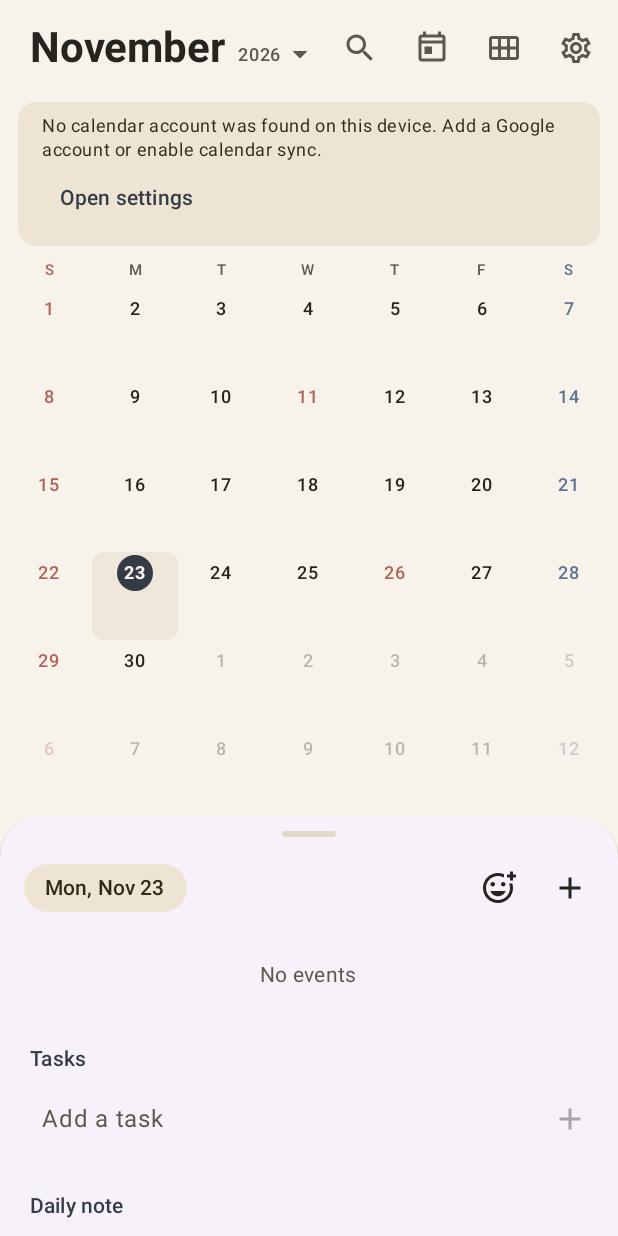
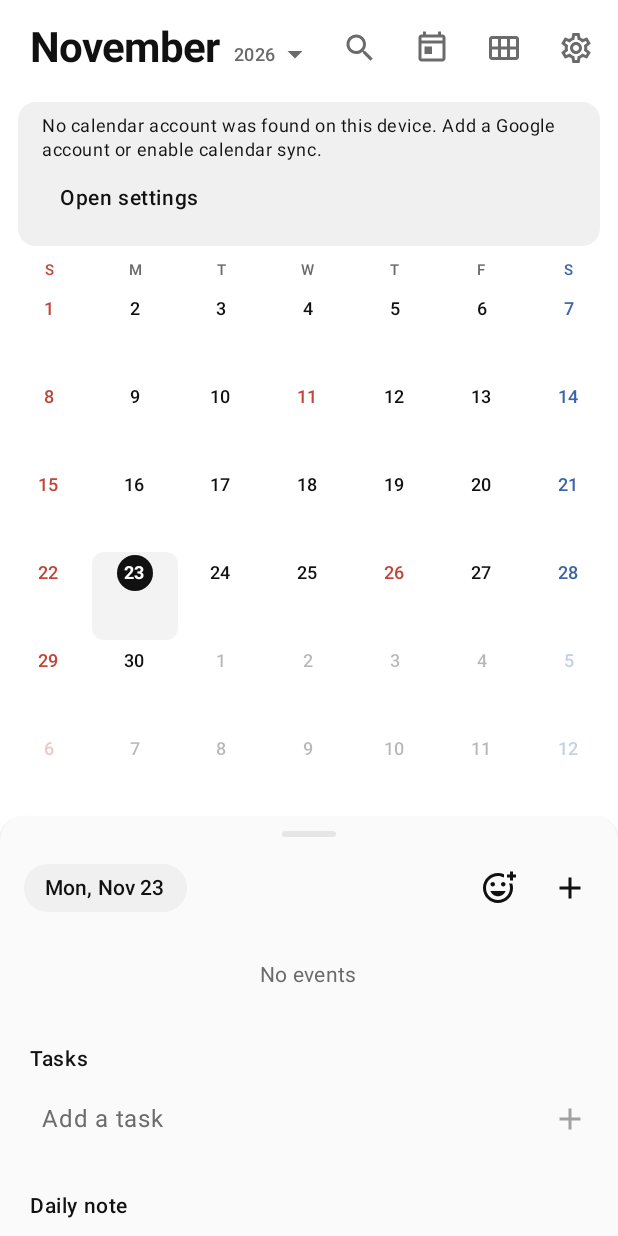
Before and after one commit to souru67-dot/gh_test_repo, an Android app built with Jetpack Compose: the screen it shows after launch (MainActivity), on a phone screen of 412 x 824 dp. Run offline under Robolectric (Android 15) with nearby library versions, the phone set to English and light mode, and no system bars; libraries missing offline, so code that uses them is left out: androidx.glance, androidx.glance.appwidget, com.android.billingclient; 15 statements that could not run were skipped.

Commit message:
design: アプリ全体を白と黒を基調としたモノクロームに刷新
- テーマを「白い紙と黒い墨」に統一。全Material色ロールを明示し、シート・
  ダイアログ・メニューに標準の薄紫が混ざらないように（ダークは漆黒）
- 季節のテーマパック/カスタムは白黒の紙の上で「墨の色」だけが変わる方式に
  （機能・設定項目は従来どおり）
- 日曜・祝日の赤、土曜の青だけは視認性のため残し、澄んだ色味に調整
- 見出しを詰め気味の太字、ラベルにわずかな字間を入れた端正な文字組みに
- 角丸を全体に小さくしてシャープに。予定チップは無彩色の地＋カレンダー色の印
- 期限切れToDoの強調はアクセント色ではなく赤(error)に
- 起動時・画面遷移で背景が一瞬色付かないようウィンドウ背景を白/黒に

Co-Authored-By: Claude Opus 5.5 <noreply@anthropic.com>
Claude-Session: https://claude.ai/code/session_0179icErXwPdFdgioC6p5f9V

```diff
--- a/app/src/main/java/com/souru/koyomi/ui/month/MonthGrid.kt
+++ b/app/src/main/java/com/souru/koyomi/ui/month/MonthGrid.kt
@@ -709,8 +709,8 @@ private fun DraggableEventChip(
 }
 
 /**
- * こよみの chip language: a left color notch on a lightly tinted body, with
- * theme-colored text — legible in both themes and visually our own.
+ * こよみの chip language: a calendar-color notch on a neutral ink-wash body
+ * — the grid stays black and white, the notch alone says which calendar.
  */
 @Composable
 private fun EventChipBody(event: EventInstance, dimmed: Boolean, ghosted: Boolean = false) {
@@ -725,8 +725,8 @@ private fun EventChipBody(event: EventInstance, dimmed: Boolean, ghosted: Boolea
             .fillMaxWidth()
             .height(androidx.compose.foundation.layout.IntrinsicSize.Min)
             .background(
-                solid.copy(alpha = 0.15f * strength),
-                RoundedCornerShape(3.dp),
+                MaterialTheme.colorScheme.onSurface.copy(alpha = 0.06f * strength),
+                RoundedCornerShape(2.dp),
             ),
     ) {
         Box(
@@ -735,7 +735,7 @@ private fun EventChipBody(event: EventInstance, dimmed: Boolean, ghosted: Boolea
                 .fillMaxHeight()
                 .background(
                     solid.copy(alpha = strength),
-                    RoundedCornerShape(topStart = 3.dp, bottomStart = 3.dp),
+                    RoundedCornerShape(topStart = 2.dp, bottomStart = 2.dp),
                 ),
         )
         Text(
--- a/app/src/main/java/com/souru/koyomi/ui/settings/SettingsScreen.kt
+++ b/app/src/main/java/com/souru/koyomi/ui/settings/SettingsScreen.kt
@@ -473,7 +473,7 @@ private fun ThemePackRow(
     ) {
         RadioButton(selected = selected, onClick = onClick)
         Row(modifier = Modifier.padding(start = 4.dp, end = 10.dp)) {
-            for (color in listOf(scheme.surface, scheme.primary, scheme.tertiary)) {
+            for (color in listOf(scheme.surface, scheme.primaryContainer, scheme.primary)) {
                 Box(
                     modifier = Modifier
                         .padding(end = 4.dp)
@@ -669,7 +669,7 @@ private fun CustomThemeSection(
     ) {
         RadioButton(selected = selected, onClick = onSelect)
         Row(modifier = Modifier.padding(start = 4.dp, end = 10.dp)) {
-            for (swatch in listOf(scheme.surface, scheme.primary, scheme.tertiary)) {
+            for (swatch in listOf(scheme.surface, scheme.primaryContainer, scheme.primary)) {
                 Box(
                     modifier = Modifier
                         .padding(end = 4.dp)
--- a/app/src/main/java/com/souru/koyomi/ui/tasks/TasksScreen.kt
+++ b/app/src/main/java/com/souru/koyomi/ui/tasks/TasksScreen.kt
@@ -101,7 +101,7 @@ fun TasksScreen(
                     taskSection(
                         key = "overdue",
                         title = { stringResource(R.string.tasks_overdue) },
-                        titleColor = { MaterialTheme.colorScheme.tertiary },
+                        titleColor = { MaterialTheme.colorScheme.error },
                         tasks = state.overdue,
                         showDate = true,
                         viewModel = viewModel,
@@ -227,7 +227,7 @@ private fun TaskListRow(
                     text = subText,
                     style = MaterialTheme.typography.labelSmall,
                     color = if (!task.done && task.dueDate.isBefore(LocalDate.now())) {
-                        MaterialTheme.colorScheme.tertiary
+                        MaterialTheme.colorScheme.error
                     } else {
                         MaterialTheme.colorScheme.onSurfaceVariant
                     },
--- a/app/src/main/java/com/souru/koyomi/ui/theme/Theme.kt
+++ b/app/src/main/java/com/souru/koyomi/ui/theme/Theme.kt
@@ -2,7 +2,10 @@ package com.souru.koyomi.ui.theme
 
 import android.os.Build
 import androidx.compose.foundation.isSystemInDarkTheme
+import androidx.compose.foundation.shape.RoundedCornerShape
+import androidx.compose.material3.ColorScheme
 import androidx.compose.material3.MaterialTheme
+import androidx.compose.material3.Shapes
 import androidx.compose.material3.darkColorScheme
 import androidx.compose.material3.dynamicDarkColorScheme
 import androidx.compose.material3.dynamicLightColorScheme
@@ -10,6 +13,8 @@ import androidx.compose.material3.lightColorScheme
 import androidx.compose.runtime.Composable
 import androidx.compose.runtime.staticCompositionLocalOf
 import androidx.compose.ui.graphics.Color
+import androidx.compose.ui.graphics.lerp
+import androidx.compose.ui.unit.dp
 import androidx.compose.ui.platform.LocalContext
 import com.souru.koyomi.data.ThemePack
 
@@ -22,191 +27,135 @@ data class CalendarColors(
     val saturday: Color,
 )
 
+/** Clean, slightly deep red/blue — the only hues the monochrome UI keeps. */
+private val SundayLight = Color(0xFFC2453A)
+private val SaturdayLight = Color(0xFF3C64A6)
+private val SundayDark = Color(0xFFF08A80)
+private val SaturdayDark = Color(0xFF8FB0E6)
+
 val LocalCalendarColors = staticCompositionLocalOf {
-    CalendarColors(sunday = Color(0xFFB4635A), saturday = Color(0xFF5C7490))
+    CalendarColors(sunday = SundayLight, saturday = SaturdayLight)
 }
 
+// ---------- Monochrome base ----------
+// こよみ is white paper and black ink. Every pack shares the same neutral
+// surfaces (pure white / near-black, no tint); a pack only picks the ink —
+// black/white for 墨, one restrained hue for the seasonal ones — which then
+// drives "today", selections, switches and buttons.
+
+private val Ink = Color(0xFF111111)
+private val Paper = Color(0xFFFFFFFF)
+private val NightPaper = Color(0xFF0B0B0B)
+private val NightInk = Color(0xFFF2F2F2)
+
 /**
- * こよみ brand palette — 墨 (ink), 和紙 (warm paper), 朱 (vermilion accent).
- * Dynamic Color is opt-in from settings; this palette IS the identity.
+ * Builds a full scheme (every Material role, so no stock lavender leaks into
+ * sheets, dialogs or menus) from an optional accent. null = pure 墨.
  */
-internal val KoyomiLightColors = lightColorScheme(
-    primary = Color(0xFF343B46),            // 藍墨 — ink with a blue undertone
-    onPrimary = Color(0xFFF8F3EA),
-    primaryContainer = Color(0xFFDFE3E8),
-    onPrimaryContainer = Color(0xFF1D232B),
-    secondary = Color(0xFF6D6152),
-    secondaryContainer = Color(0xFFEDE4D3),  // 生成り
-    onSecondaryContainer = Color(0xFF33291A),
-    tertiary = Color(0xFFA8503C),            // 朱 — small accents only
-    surface = Color(0xFFF8F3EA),             // 和紙
-    onSurface = Color(0xFF26241F),
-    surfaceVariant = Color(0xFFEFE8DA),
-    onSurfaceVariant = Color(0xFF5D584D),
-    outline = Color(0xFF8A8474),
-    outlineVariant = Color(0xFFE2DAC8),
-)
+private fun monoScheme(dark: Boolean, accent: Color? = null): ColorScheme = if (!dark) {
+    val ink = accent ?: Ink
+    lightColorScheme(
+        primary = ink,
+        onPrimary = Paper,
+        primaryContainer = accent?.let { lerp(Paper, it, 0.14f) } ?: Color(0xFFEDEDED),
+        onPrimaryContainer = Ink,
+        inversePrimary = accent?.let { lerp(it, Paper, 0.45f) } ?: Color(0xFFDADADA),
+        secondary = Color(0xFF3D3D3D),
+        onSecondary = Paper,
+        secondaryContainer = Color(0xFFF0F0F0),
+        onSecondaryContainer = Ink,
+        tertiary = ink,
+        onTertiary = Paper,
+        tertiaryContainer = accent?.let { lerp(Paper, it, 0.14f) } ?: Color(0xFFEDEDED),
+        onTertiaryContainer = Ink,
+        background = Paper,
+        onBackground = Ink,
+        surface = Paper,
+        onSurface = Ink,
+        surfaceVariant = Color(0xFFF3F3F3),
+        onSurfaceVariant = Color(0xFF6B6B6B),
+        surfaceTint = Paper,
+        inverseSurface = Color(0xFF1C1C1C),
+        inverseOnSurface = Color(0xFFF2F2F2),
+        error = SundayLight,
+        onError = Paper,
+        errorContainer = Color(0xFFFBE9E7),
+        onErrorContainer = Color(0xFF5C1A14),
+        outline = Color(0xFF9E9E9E),
+        outlineVariant = Color(0xFFE6E6E6),
+        scrim = Color.Black,
+        surfaceBright = Paper,
+        surfaceDim = Color(0xFFE9E9E9),
+        surfaceContainerLowest = Paper,
+        surfaceContainerLow = Color(0xFFFAFAFA),
+        surfaceContainer = Color(0xFFF6F6F6),
+        surfaceContainerHigh = Color(0xFFF2F2F2),
+        surfaceContainerHighest = Color(0xFFEDEDED),
+    )
+} else {
+    val ink = accent ?: NightInk
+    darkColorScheme(
+        primary = ink,
+        onPrimary = Color.Black,
+        primaryContainer = accent?.let { lerp(NightPaper, it, 0.22f) } ?: Color(0xFF262626),
+        onPrimaryContainer = NightInk,
+        inversePrimary = accent?.let { lerp(it, Color.Black, 0.45f) } ?: Color(0xFF3A3A3A),
+        secondary = Color(0xFFC7C7C7),
+        onSecondary = Color.Black,
+        secondaryContainer = Color(0xFF222222),
+        onSecondaryContainer = NightInk,
+        tertiary = ink,
+        onTertiary = Color.Black,
+        tertiaryContainer = accent?.let { lerp(NightPaper, it, 0.22f) } ?: Color(0xFF262626),
+        onTertiaryContainer = NightInk,
+        background = NightPaper,
+        onBackground = NightInk,
+        surface = NightPaper,
+        onSurface = NightInk,
+        surfaceVariant = Color(0xFF1C1C1C),
+        onSurfaceVariant = Color(0xFFA3A3A3),
+        surfaceTint = NightPaper,
+        inverseSurface = Color(0xFFEDEDED),
+        inverseOnSurface = Color(0xFF161616),
+        error = SundayDark,
+        onError = Color.Black,
+        errorContainer = Color(0xFF4A1A15),
+        onErrorContainer = Color(0xFFFFDAD5),
+        outline = Color(0xFF707070),
+        outlineVariant = Color(0xFF2B2B2B),
+        scrim = Color.Black,
+        surfaceBright = Color(0xFF2A2A2A),
+        surfaceDim = NightPaper,
+        surfaceContainerLowest = Color.Black,
+        surfaceContainerLow = Color(0xFF131313),
+        surfaceContainer = Color(0xFF171717),
+        surfaceContainerHigh = Color(0xFF1E1E1E),
+        surfaceContainerHighest = Color(0xFF262626),
+    )
+}
 
-internal val KoyomiDarkColors = darkColorScheme(
-    primary = Color(0xFFB6C2D0),
-    onPrimary = Color(0xFF20272F),
-    primaryContainer = Color(0xFF3A4450),
-    onPrimaryContainer = Color(0xFFDBE2EA),
-    secondary = Color(0xFFC9BCA5),
-    secondaryContainer = Color(0xFF413A2E),
-    onSecondaryContainer = Color(0xFFEAE0CC),
-    tertiary = Color(0xFFD08A77),
-    surface = Color(0xFF191817),             // 夜の墨
-    onSurface = Color(0xFFEAE4D8),
-    surfaceVariant = Color(0xFF2B2924),
-    onSurfaceVariant = Color(0xFFB3AC9D),
-    outline = Color(0xFF837D6E),
-    outlineVariant = Color(0xFF3B3830),
-)
+/** 墨 — pure black on white (white on black at night). The default. */
+internal val KoyomiLightColors = monoScheme(dark = false)
+internal val KoyomiDarkColors = monoScheme(dark = true)
 
 // ---------- 季節のテーマパック ----------
-// Each pack keeps the こよみ recipe — washi-toned surface, ink-dark text,
-// one restrained accent — and only shifts the hue toward its season.
+// Same white/black paper; only the ink takes on the season's hue.
 
-/** 桜 — cherry-tinted paper with a deep 蘇芳 primary. */
-internal val SakuraLightColors = lightColorScheme(
-    primary = Color(0xFF95566A),
-    onPrimary = Color(0xFFFBF2F1),
-    primaryContainer = Color(0xFFF1DBDF),
-    onPrimaryContainer = Color(0xFF3E212B),
-    secondary = Color(0xFF786369),
-    secondaryContainer = Color(0xFFF0E2DE),
-    onSecondaryContainer = Color(0xFF362A29),
-    tertiary = Color(0xFFA85D48),
-    surface = Color(0xFFFAF3F1),
-    onSurface = Color(0xFF292325),
-    surfaceVariant = Color(0xFFF2E7E4),
-    onSurfaceVariant = Color(0xFF605354),
-    outline = Color(0xFF8F7F80),
-    outlineVariant = Color(0xFFE5D6D3),
-)
+/** 桜 — 蘇芳 ink. */
+internal val SakuraLightColors = monoScheme(false, Color(0xFFA34D66))
+internal val SakuraDarkColors = monoScheme(true, Color(0xFFE6A6B8))
 
-internal val SakuraDarkColors = darkColorScheme(
-    primary = Color(0xFFE0B4C0),
-    onPrimary = Color(0xFF3C232C),
-    primaryContainer = Color(0xFF55353F),
-    onPrimaryContainer = Color(0xFFF5DDE3),
-    secondary = Color(0xFFCDB7B4),
-    secondaryContainer = Color(0xFF453736),
-    onSecondaryContainer = Color(0xFFEEDEDA),
-    tertiary = Color(0xFFDB9481),
-    surface = Color(0xFF1B1718),
-    onSurface = Color(0xFFEBE0DE),
-    surfaceVariant = Color(0xFF2E2728),
-    onSurfaceVariant = Color(0xFFB5A8A6),
-    outline = Color(0xFF857877),
-    outlineVariant = Color(0xFF3D3536),
-)
+/** 若葉 — leaf green ink. */
+internal val WakabaLightColors = monoScheme(false, Color(0xFF3F6E4C))
+internal val WakabaDarkColors = monoScheme(true, Color(0xFF9DCBA8))
 
-/** 若葉 — fresh leaf green on pale straw paper. */
-internal val WakabaLightColors = lightColorScheme(
-    primary = Color(0xFF4A6151),
-    onPrimary = Color(0xFFF4F7F0),
-    primaryContainer = Color(0xFFDCE6DA),
-    onPrimaryContainer = Color(0xFF24322A),
-    secondary = Color(0xFF66705C),
-    secondaryContainer = Color(0xFFE6EBD9),
-    onSecondaryContainer = Color(0xFF2B3122),
-    tertiary = Color(0xFF8A6A34),
-    surface = Color(0xFFF5F6EC),
-    onSurface = Color(0xFF24261F),
-    surfaceVariant = Color(0xFFE9ECDC),
-    onSurfaceVariant = Color(0xFF55594B),
-    outline = Color(0xFF7F8471),
-    outlineVariant = Color(0xFFD9DEC8),
-)
+/** 藍 — indigo ink. */
+internal val AiLightColors = monoScheme(false, Color(0xFF2F4C86))
+internal val AiDarkColors = monoScheme(true, Color(0xFFA3B9E8))
 
-internal val WakabaDarkColors = darkColorScheme(
-    primary = Color(0xFFAFC6B2),
-    onPrimary = Color(0xFF253226),
-    primaryContainer = Color(0xFF3A4A3E),
-    onPrimaryContainer = Color(0xFFD8E6D9),
-    secondary = Color(0xFFC0C9AC),
-    secondaryContainer = Color(0xFF3A4030),
-    onSecondaryContainer = Color(0xFFE2E8D0),
-    tertiary = Color(0xFFD2B077),
-    surface = Color(0xFF171916),
-    onSurface = Color(0xFFE3E6DB),
-    surfaceVariant = Color(0xFF282B24),
-    onSurfaceVariant = Color(0xFFACB2A0),
-    outline = Color(0xFF7B8171),
-    outlineVariant = Color(0xFF363B31),
-)
-
-/** 藍 — indigo ink; 朱 stays as the accent, the classic pairing. */
-internal val AiLightColors = lightColorScheme(
-    primary = Color(0xFF3A4E75),
-    onPrimary = Color(0xFFF2F5FA),
-    primaryContainer = Color(0xFFDCE3F0),
-    onPrimaryContainer = Color(0xFF1C2841),
-    secondary = Color(0xFF5C6474),
-    secondaryContainer = Color(0xFFE2E7F0),
-    onSecondaryContainer = Color(0xFF262C38),
-    tertiary = Color(0xFFA8503C),
-    surface = Color(0xFFF4F5F8),
-    onSurface = Color(0xFF222429),
-    surfaceVariant = Color(0xFFE8EAF0),
-    onSurfaceVariant = Color(0xFF52555E),
-    outline = Color(0xFF7B7F8A),
-    outlineVariant = Color(0xFFD8DCE5),
-)
-
-internal val AiDarkColors = darkColorScheme(
-    primary = Color(0xFFA9BEE4),
-    onPrimary = Color(0xFF1F2A40),
-    primaryContainer = Color(0xFF35435F),
-    onPrimaryContainer = Color(0xFFD9E2F5),
-    secondary = Color(0xFFB9C1D2),
-    secondaryContainer = Color(0xFF363D4B),
-    onSecondaryContainer = Color(0xFFDFE4F0),
-    tertiary = Color(0xFFD08A77),
-    surface = Color(0xFF15171B),
-    onSurface = Color(0xFFDFE2E9),
-    surfaceVariant = Color(0xFF262931),
-    onSurfaceVariant = Color(0xFFA6AAB6),
-    outline = Color(0xFF767A86),
-    outlineVariant = Color(0xFF343842),
-)
-
-/** 紅葉 — autumn amber and persimmon on warm paper. */
-internal val MomijiLightColors = lightColorScheme(
-    primary = Color(0xFF8C4F33),
-    onPrimary = Color(0xFFFBF3EC),
-    primaryContainer = Color(0xFFF1DFD1),
-    onPrimaryContainer = Color(0xFF3B2214),
-    secondary = Color(0xFF79624F),
-    secondaryContainer = Color(0xFFF0E3D2),
-    onSecondaryContainer = Color(0xFF342A1D),
-    tertiary = Color(0xFF9C3E32),
-    surface = Color(0xFFFAF3EA),
-    onSurface = Color(0xFF29241E),
-    surfaceVariant = Color(0xFFF1E7D8),
-    onSurfaceVariant = Color(0xFF5F574B),
-    outline = Color(0xFF8C8271),
-    outlineVariant = Color(0xFFE4D8C4),
-)
-
-internal val MomijiDarkColors = darkColorScheme(
-    primary = Color(0xFFE3B694),
-    onPrimary = Color(0xFF3B2415),
-    primaryContainer = Color(0xFF563926),
-    onPrimaryContainer = Color(0xFFF6E0CD),
-    secondary = Color(0xFFCFBBA2),
-    secondaryContainer = Color(0xFF463A2B),
-    onSecondaryContainer = Color(0xFFEEDFC9),
-    tertiary = Color(0xFFDD8C74),
-    surface = Color(0xFF1A1815),
-    onSurface = Color(0xFFEBE1D5),
-    surfaceVariant = Color(0xFF2D2922),
-    onSurfaceVariant = Color(0xFFB4AB9C),
-    outline = Color(0xFF837B6B),
-    outlineVariant = Color(0xFF3C372E),
-)
+/** 紅葉 — persimmon ink. */
+internal val MomijiLightColors = monoScheme(false, Color(0xFFA9532F))
+internal val MomijiDarkColors = monoScheme(true, Color(0xFFEFA27F))
 
 /** The pack's color scheme; used by the app theme and the widgets alike. */
 fun koyomiColorScheme(
@@ -227,53 +176,30 @@ private fun hsv(hueDegrees: Float, saturation: Float, value: Float): Color =
     Color(android.graphics.Color.HSVToColor(floatArrayOf(hueDegrees, saturation, value)))
 
 /**
- * Derives a whole washi-style palette from one user-picked seed color.
- * The recipe mirrors the hand-made packs: paper-toned surface faintly
- * tinted toward the seed's hue, an ink-deep primary in that hue, and the
- * seed's saturation only nudges intensity so any pick stays legible.
+ * カスタム: the user's seed becomes the ink on the shared white/black paper.
+ * Saturation is clamped so any pick stays legible against both.
  */
-internal fun customColorScheme(seedArgb: Int, darkTheme: Boolean): androidx.compose.material3.ColorScheme {
+internal fun customColorScheme(seedArgb: Int, darkTheme: Boolean): ColorScheme {
     val hsvArray = FloatArray(3)
     android.graphics.Color.colorToHSV(seedArgb, hsvArray)
     val hue = hsvArray[0]
-    // Muted picks stay muted; vivid picks cap out below neon.
     val strength = hsvArray[1].coerceIn(0.15f, 0.85f)
-    return if (!darkTheme) {
-        lightColorScheme(
-            primary = hsv(hue, 0.35f + 0.25f * strength, 0.42f + 0.10f * strength),
-            onPrimary = hsv(hue, 0.03f, 0.97f),
-            primaryContainer = hsv(hue, 0.10f + 0.06f * strength, 0.92f),
-            onPrimaryContainer = hsv(hue, 0.40f, 0.20f),
-            secondary = hsv(hue, 0.16f, 0.44f),
-            secondaryContainer = hsv(hue, 0.09f, 0.93f),
-            onSecondaryContainer = hsv(hue, 0.30f, 0.20f),
-            tertiary = Color(0xFFA8503C),
-            surface = hsv(hue, 0.035f, 0.965f),
-            onSurface = Color(0xFF26241F),
-            surfaceVariant = hsv(hue, 0.06f, 0.93f),
-            onSurfaceVariant = hsv(hue, 0.13f, 0.36f),
-            outline = hsv(hue, 0.10f, 0.55f),
-            outlineVariant = hsv(hue, 0.09f, 0.86f),
-        )
+    val accent = if (!darkTheme) {
+        hsv(hue, 0.30f + 0.40f * strength, 0.40f + 0.12f * strength)
     } else {
-        darkColorScheme(
-            primary = hsv(hue, 0.18f + 0.14f * strength, 0.82f),
-            onPrimary = hsv(hue, 0.35f, 0.18f),
-            primaryContainer = hsv(hue, 0.28f, 0.31f),
-            onPrimaryContainer = hsv(hue, 0.12f, 0.91f),
-            secondary = hsv(hue, 0.14f, 0.78f),
-            secondaryContainer = hsv(hue, 0.20f, 0.26f),
-            onSecondaryContainer = hsv(hue, 0.09f, 0.90f),
-            tertiary = Color(0xFFD08A77),
-            surface = hsv(hue, 0.08f, 0.095f),
-            onSurface = hsv(hue, 0.04f, 0.90f),
-            surfaceVariant = hsv(hue, 0.10f, 0.17f),
-            onSurfaceVariant = hsv(hue, 0.07f, 0.70f),
-            outline = hsv(hue, 0.06f, 0.50f),
-            outlineVariant = hsv(hue, 0.08f, 0.24f),
-        )
+        hsv(hue, 0.15f + 0.25f * strength, 0.90f)
     }
+    return monoScheme(darkTheme, accent)
 }
+
+/** Sharper corners than stock Material — crisp, editorial. */
+val KoyomiShapes = Shapes(
+    extraSmall = RoundedCornerShape(2.dp),
+    small = RoundedCornerShape(4.dp),
+    medium = RoundedCornerShape(8.dp),
+    large = RoundedCornerShape(12.dp),
+    extraLarge = RoundedCornerShape(16.dp),
+)
 
 @Composable
 fun KoyomiTheme(
@@ -291,9 +217,9 @@ fun KoyomiTheme(
         else -> koyomiColorScheme(themePack, darkTheme, customColor)
     }
     val calendarColors = if (darkTheme) {
-        CalendarColors(sunday = Color(0xFFD08E85), saturday = Color(0xFF93A8C4))
+        CalendarColors(sunday = SundayDark, saturday = SaturdayDark)
     } else {
-        CalendarColors(sunday = Color(0xFFB4635A), saturday = Color(0xFF5C7490))
+        CalendarColors(sunday = SundayLight, saturday = SaturdayLight)
     }
     androidx.compose.runtime.CompositionLocalProvider(
         LocalCalendarColors provides calendarColors,
@@ -301,6 +227,7 @@ fun KoyomiTheme(
         MaterialTheme(
             colorScheme = colorScheme,
             typography = KoyomiTypography,
+            shapes = KoyomiShapes,
             content = content,
         )
     }
--- a/app/src/main/java/com/souru/koyomi/ui/theme/Type.kt
+++ b/app/src/main/java/com/souru/koyomi/ui/theme/Type.kt
@@ -4,14 +4,33 @@ import androidx.compose.material3.Typography
 import androidx.compose.ui.text.font.FontWeight
 import androidx.compose.ui.unit.sp
 
-/** Defaults with a slightly quieter title — the calendar grid is the hero. */
+/**
+ * Monochrome editorial type: confident, tightly tracked headlines (the month
+ * name is the hero), calm body text, and small labels with a touch of
+ * tracking so they read as crisp captions rather than shrunken body copy.
+ */
 val KoyomiTypography = Typography().let { base ->
     base.copy(
+        headlineLarge = base.headlineLarge.copy(
+            fontWeight = FontWeight.Bold,
+            letterSpacing = (-0.5).sp,
+        ),
+        headlineMedium = base.headlineMedium.copy(
+            fontWeight = FontWeight.Bold,
+            letterSpacing = (-0.5).sp,
+        ),
         titleLarge = base.titleLarge.copy(
             fontWeight = FontWeight.SemiBold,
             fontSize = 20.sp,
+            letterSpacing = (-0.2).sp,
         ),
         titleMedium = base.titleMedium.copy(fontWeight = FontWeight.SemiBold),
-        labelSmall = base.labelSmall.copy(fontSize = 10.sp),
+        titleSmall = base.titleSmall.copy(fontWeight = FontWeight.SemiBold),
+        labelLarge = base.labelLarge.copy(
+            fontWeight = FontWeight.SemiBold,
+            letterSpacing = 0.4.sp,
+        ),
+        labelMedium = base.labelMedium.copy(letterSpacing = 0.3.sp),
+        labelSmall = base.labelSmall.copy(fontSize = 10.sp, letterSpacing = 0.4.sp),
     )
 }
--- a/app/src/main/res/values-night/colors.xml
+++ b/app/src/main/res/values-night/colors.xml
@@ -1,4 +1,6 @@
 <resources>
-    <color name="widget_text_primary">#E5E2DC</color>
-    <color name="widget_text_secondary">#B0ACA3</color>
+    <color name="koyomi_paper">#0B0B0B</color>
+    <color name="koyomi_ink">#F2F2F2</color>
+    <color name="widget_text_primary">#F2F2F2</color>
+    <color name="widget_text_secondary">#A3A3A3</color>
 </resources>
--- a/app/src/main/res/values-night/themes.xml
+++ b/app/src/main/res/values-night/themes.xml
@@ -1,5 +1,8 @@
 <resources>
     <style name="Theme.Koyomi" parent="android:Theme.Material.NoActionBar">
+        <item name="android:windowBackground">@color/koyomi_paper</item>
+        <item name="android:colorBackground">@color/koyomi_paper</item>
         <item name="android:windowLightStatusBar">false</item>
+        <item name="android:navigationBarColor">@android:color/transparent</item>
     </style>
 </resources>
--- a/app/src/main/res/values/colors.xml
+++ b/app/src/main/res/values/colors.xml
@@ -1,5 +1,7 @@
 <resources>
-    <color name="ic_launcher_background">#F8F3EA</color>
-    <color name="widget_text_primary">#1C1B18</color>
-    <color name="widget_text_secondary">#57544D</color>
+    <color name="ic_launcher_background">#FFFFFF</color>
+    <color name="koyomi_paper">#FFFFFF</color>
+    <color name="koyomi_ink">#111111</color>
+    <color name="widget_text_primary">#111111</color>
+    <color name="widget_text_secondary">#6B6B6B</color>
 </resources>
--- a/app/src/main/res/values/themes.xml
+++ b/app/src/main/res/values/themes.xml
@@ -1,5 +1,10 @@
 <resources>
+    <!-- White paper, black ink. The window background matches the Compose
+         surface so launch and screen transitions never flash a tinted color. -->
     <style name="Theme.Koyomi" parent="android:Theme.Material.Light.NoActionBar">
+        <item name="android:windowBackground">@color/koyomi_paper</item>
+        <item name="android:colorBackground">@color/koyomi_paper</item>
         <item name="android:windowLightStatusBar">true</item>
+        <item name="android:navigationBarColor">@android:color/transparent</item>
     </style>
 </resources>
```
